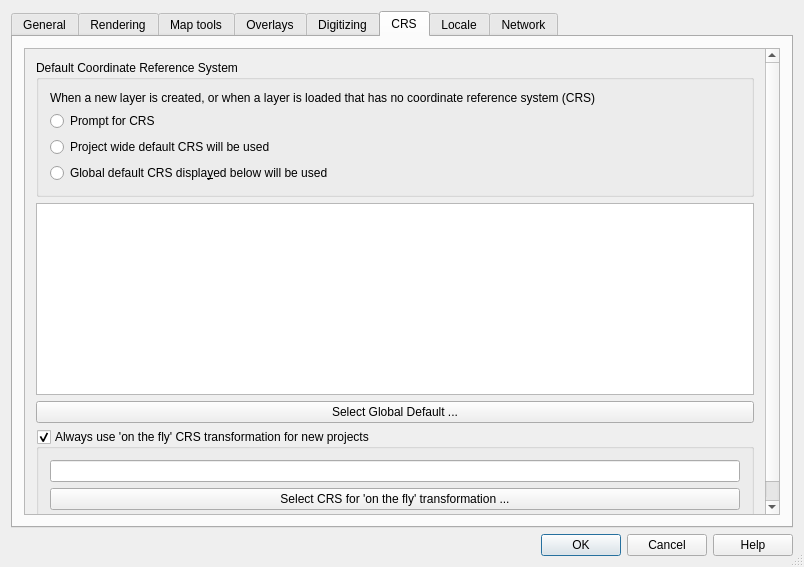
The window that qgis/src/ui/qgsoptionsbase.ui (sourcepole/qgis) describes before a commit, drawn with Qt 5.
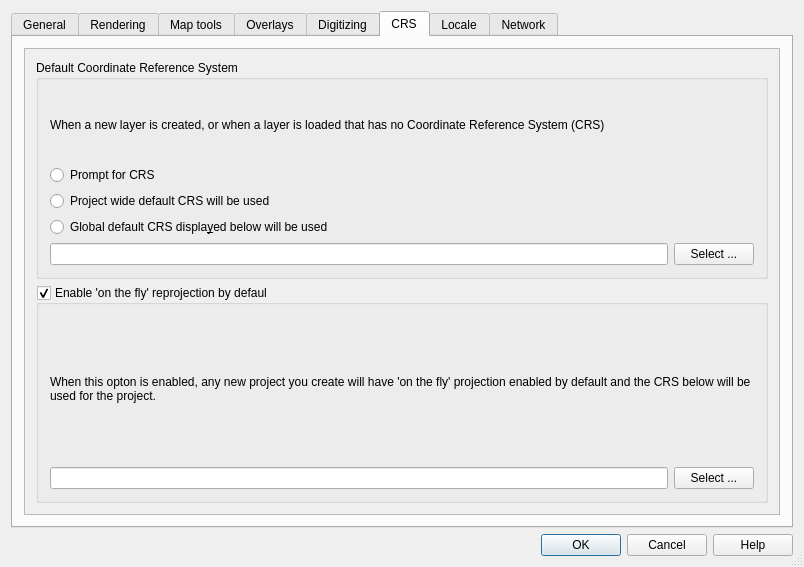
The same window after the commit. The open tabs and pages were chosen to show the change. Icons and pictures are not drawn. Custom widgets are drawn as their Qt base class.

Commit message: For global crs option show nice user friendly name instead of proj4 string

```diff
--- a/qgis/src/ui/qgsoptionsbase.ui
+++ b/qgis/src/ui/qgsoptionsbase.ui
@@ -1354,74 +1354,91 @@
           <property name="geometry">
            <rect>
             <x>0</x>
-            <y>-59</y>
-            <width>746</width>
-            <height>516</height>
+            <y>0</y>
+            <width>762</width>
+            <height>457</height>
            </rect>
           </property>
-          <layout class="QGridLayout" name="gridLayout_15">
+          <layout class="QGridLayout" name="gridLayout_22">
            <item row="0" column="0">
             <widget class="QGroupBox" name="grpProjectionBehaviour">
              <property name="title">
               <string>Default Coordinate Reference System</string>
              </property>
-             <layout class="QVBoxLayout">
-              <property name="margin">
-               <number>11</number>
-              </property>
-              <item>
+             <layout class="QGridLayout" name="gridLayout">
+              <item row="0" column="0">
                <widget class="QLabel" name="label_8">
                 <property name="text">
-                 <string>When a new layer is created, or when a layer is loaded that has no coordinate reference system (CRS)</string>
+                 <string>When a new layer is created, or when a layer is loaded that has no Coordinate Reference System (CRS)</string>
                 </property>
                 <property name="wordWrap">
                  <bool>true</bool>
                 </property>
                </widget>
               </item>
-              <item>
+              <item row="1" column="0">
                <widget class="QRadioButton" name="radPromptForProjection">
                 <property name="text">
                  <string>Prompt for CRS</string>
                 </property>
                </widget>
               </item>
-              <item>
+              <item row="2" column="0">
                <widget class="QRadioButton" name="radUseProjectProjection">
                 <property name="text">
                  <string>Project wide default CRS will be used</string>
                 </property>
                </widget>
               </item>
-              <item>
+              <item row="3" column="0">
                <widget class="QRadioButton" name="radUseGlobalProjection">
                 <property name="text">
                  <string>Global default CRS displa&amp;yed below will be used</string>
                 </property>
                </widget>
               </item>
-             </layout>
-            </widget>
-           </item>
-           <item row="1" column="0">
-            <widget class="QTextBrowser" name="txtGlobalWkt"/>
-           </item>
-           <item row="2" column="0">
+              <item row="4" column="0">
+               <layout class="QHBoxLayout" name="horizontalLayout_9">
+                <item>
+                 <widget class="QLineEdit" name="leGlobalCRS">
+                  <property name="readOnly">
+                   <bool>true</bool>
+                  </property>
+                 </widget>
+                </item>
+                <item>
             <widget class="QPushButton" name="pbnSelectProjection">
              <property name="text">
-              <string>Select Global Default ...</string>
+                   <string>Select ...</string>
              </property>
             </widget>
            </item>
-           <item row="3" column="0">
+               </layout>
+              </item>
+             </layout>
+            </widget>
+           </item>
+           <item row="1" column="0">
             <widget class="QGroupBox" name="grpOtfTransform">
              <property name="title">
-              <string>Always use 'on the fly' CRS transformation for new projects</string>
+              <string>Enable 'on the fly' reprojection by defaul</string>
              </property>
              <property name="checkable">
               <bool>true</bool>
              </property>
-             <layout class="QVBoxLayout" name="verticalLayout_3">
+             <layout class="QGridLayout" name="gridLayout_15">
+              <item row="0" column="0">
+               <widget class="QLabel" name="label_16">
+                <property name="text">
+                 <string>When this opton is enabled, any new project you create will have 'on the fly' projection enabled by default and the CRS below will be used for the project.</string>
+                </property>
+                <property name="wordWrap">
+                 <bool>true</bool>
+                </property>
+               </widget>
+              </item>
+              <item row="1" column="0">
+               <layout class="QHBoxLayout" name="horizontalLayout_10">
               <item>
                <widget class="QLineEdit" name="leGlobalOtfProjString">
                 <property name="readOnly">
@@ -1432,9 +1449,11 @@
               <item>
                <widget class="QPushButton" name="pbnSelectOtfProjection">
                 <property name="text">
-                 <string>Select CRS for 'on the fly' transformation ...</string>
-                </property>
-               </widget>
+                   <string>Select ...</string>
+                  </property>
+                 </widget>
+                </item>
+               </layout>
               </item>
              </layout>
             </widget>
```
Left out of the diff: 3 changed lines with no effect on the pictures. Lines whose indentation alone changed are shown as unchanged. The commit also changes 2 other files.
